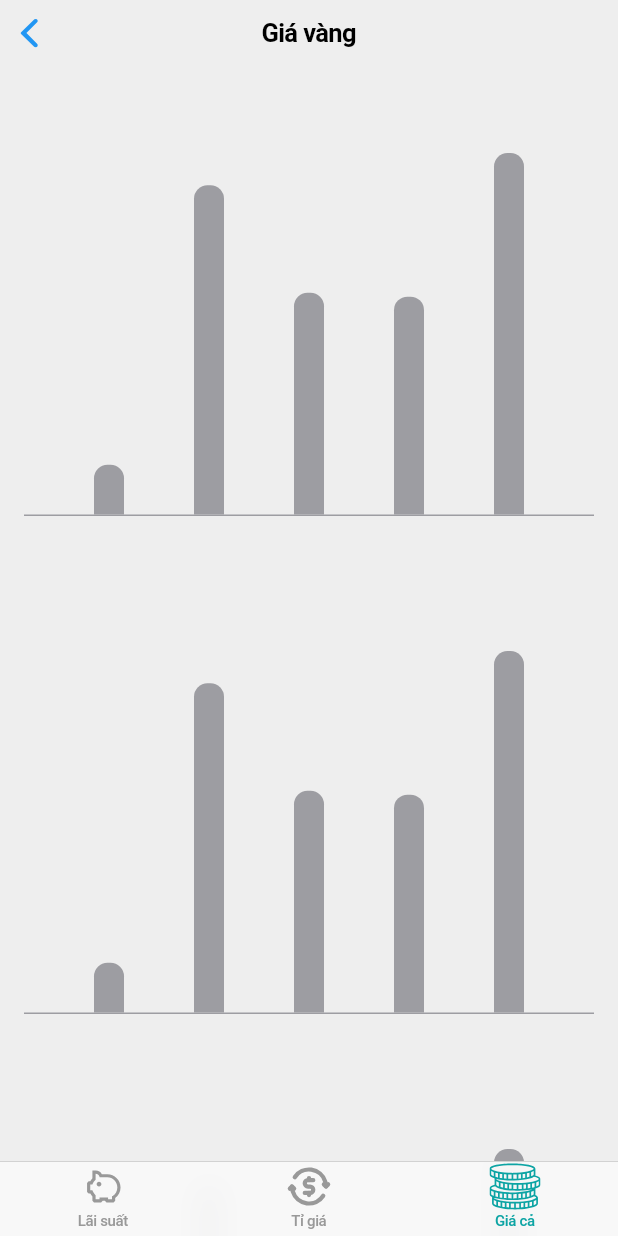
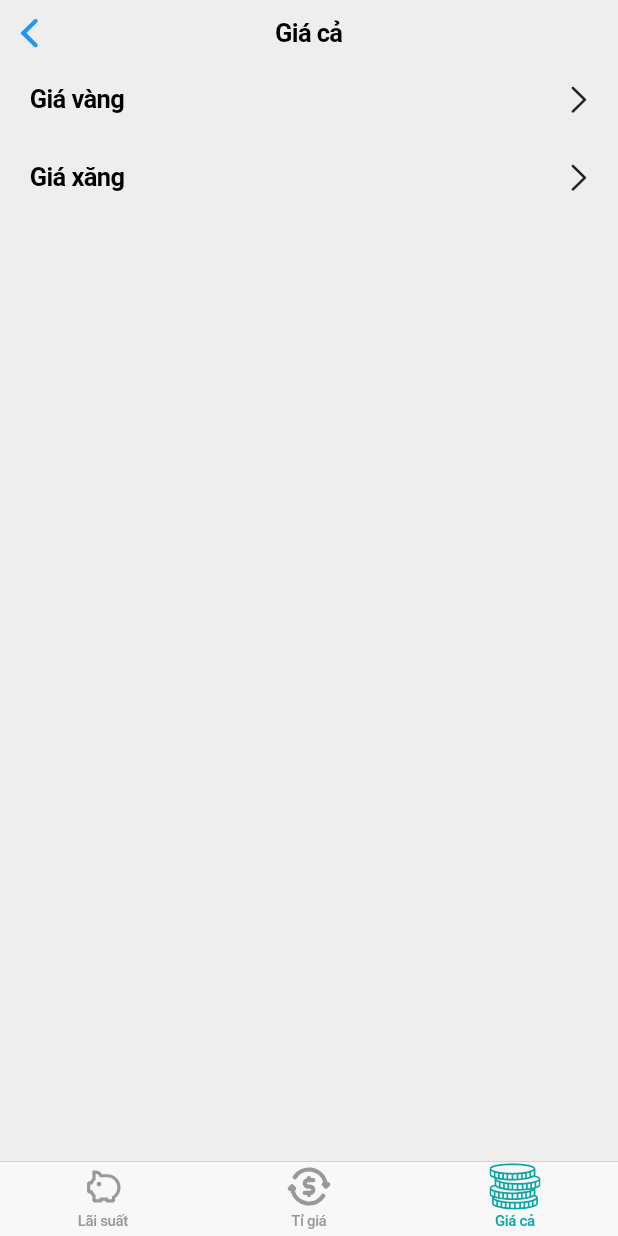
Before and after one commit to duyphuong5126/nono_finance, a Flutter app: the HomePageIOS screen opened directly, item 3 of the bottom bar chosen, on a phone screen of 412 x 824 dp. Run offline on Flutter 3.47's test engine with Material 2 defaults, Android fonts, the phone set to English and light mode, and no system bars; our stand-ins replace fl_chart, flutter_bloc, flutter_svg, freezed_annotation, google_fonts, syncfusion_flutter_charts and 1 more; generated files the repository leaves out were written again; network calls fail; statements that could not run were skipped.

Commit message:
Add Products page

```diff
--- /dev/null
+++ b/lib/domain/entity/product_type.dart
@@ -0,0 +1,4 @@
+enum ProductType {
+  gold,
+  gas,
+}
--- a/lib/home/home_page_android.dart
+++ b/lib/home/home_page_android.dart
@@ -4,7 +4,7 @@ import 'package:nono_finance/interest/interest_page_android.dart';
 import 'package:nono_finance/shared/colors.dart';
 import 'package:nono_finance/shared/widget/nono_icon.dart';
 
-import '../gold/gold_prices_page_android.dart';
+import '../products/products_page_android.dart';
 import '../shared/dimens.dart';
 
 class HomePageAndroid extends StatefulWidget {
@@ -27,7 +27,7 @@ class _HomePageState extends State<HomePageAndroid> {
         children: const [
           InterestPageAndroid(),
           CurrenciesPageAndroid(),
-          GoldPricesPageAndroid(),
+          ProductPageAndroid(),
         ],
       ),
       bottomNavigationBar: BottomNavigationBar(
--- a/lib/home/home_page_ios.dart
+++ b/lib/home/home_page_ios.dart
@@ -1,8 +1,8 @@
 import 'package:flutter/cupertino.dart';
 import 'package:nono_finance/currency/currencies_page_ios.dart';
 import 'package:nono_finance/interest/interest_page_ios.dart';
+import 'package:nono_finance/products/products_page_ios.dart';
 
-import '../gold/gold_prices_page_ios.dart';
 import '../shared/colors.dart';
 import '../shared/dimens.dart';
 import '../shared/widget/nono_icon.dart';
@@ -22,7 +22,7 @@ class _HomePageIOSState extends State<HomePageIOS> {
     const List<Widget> tabs = [
       InterestPageIOS(),
       CurrenciesPageIOS(),
-      GoldPricesPageIOS(),
+      ProductsPageIOS(),
     ];
 
     return CupertinoPageScaffold(
--- a/lib/nono_android_app.dart
+++ b/lib/nono_android_app.dart
@@ -2,6 +2,7 @@ import 'package:flutter/material.dart';
 import 'package:flutter/services.dart';
 import 'package:google_fonts/google_fonts.dart';
 import 'package:nono_finance/exchange/exchange_page_android.dart';
+import 'package:nono_finance/gold/gold_prices_page_android.dart';
 import 'package:nono_finance/home/home_page_android.dart';
 
 import 'crawler/finance_data_crawler.dart';
@@ -20,6 +21,8 @@ class NonoAndroidApp extends StatelessWidget {
           switch (settings.name) {
             case exchangeRoute:
               return const ExchangePageAndroid();
+            case goldPricesRoute:
+              return const GoldPricesPageAndroid();
             default:
               throw Exception('No route found for ${settings.name}');
           }
--- a/lib/nono_ios_app.dart
+++ b/lib/nono_ios_app.dart
@@ -1,5 +1,6 @@
 import 'package:flutter/cupertino.dart';
 import 'package:nono_finance/exchange/exchange_page_ios.dart';
+import 'package:nono_finance/gold/gold_prices_page_ios.dart';
 
 import 'crawler/finance_data_crawler.dart';
 import 'home/home_page_ios.dart';
@@ -17,6 +18,8 @@ class NonoIOSApp extends StatelessWidget {
           switch (settings.name) {
             case exchangeRoute:
               return const ExchangePageIOS();
+            case goldPricesRoute:
+              return const GoldPricesPageIOS();
             default:
               throw Exception('No route found for ${settings.name}');
           }
--- /dev/null
+++ b/lib/products/products_page_ios.dart
@@ -0,0 +1,55 @@
+import 'package:flutter/cupertino.dart';
+import 'package:nono_finance/shared/extension/data_ext.dart';
+
+import '../domain/entity/product_type.dart';
+import '../shared/constants.dart';
+import '../shared/dimens.dart';
+
+class ProductsPageIOS extends StatelessWidget {
+  const ProductsPageIOS({super.key});
+
+  @override
+  Widget build(BuildContext context) {
+    return const CupertinoPageScaffold(
+      navigationBar: CupertinoNavigationBar(
+        middle: Text('Giá cả'),
+      ),
+      child: _ProductList(),
+    );
+  }
+}
+
+class _ProductList extends StatelessWidget {
+  const _ProductList();
+
+  @override
+  Widget build(BuildContext context) {
+    final textTheme = CupertinoTheme.of(context).textTheme;
+    return ListView.separated(
+      physics: const BouncingScrollPhysics(),
+      itemBuilder: (context, index) {
+        final productType = ProductType.values[index];
+        return CupertinoListTile(
+          onTap: () {
+            switch (productType) {
+              case ProductType.gold:
+                Navigator.pushNamed(context, goldPricesRoute);
+                break;
+              case ProductType.gas:
+                break;
+            }
+          },
+          title: Text(
+            productType.label.capitalize(),
+            style: textTheme.navTitleTextStyle,
+          ),
+          trailing: const Icon(CupertinoIcons.chevron_right),
+        );
+      },
+      separatorBuilder: (context, index) {
+        return const SizedBox(height: spaceHalf);
+      },
+      itemCount: ProductType.values.length,
+    );
+  }
+}
--- a/lib/shared/constants.dart
+++ b/lib/shared/constants.dart
@@ -10,3 +10,4 @@ const currenciesCrawlingScriptKey = 'currencies_crawling_script';
 
 // Navigation
 const exchangeRoute = '/exchange';
+const goldPricesRoute = '/goldPrices';
--- a/lib/shared/extension/data_ext.dart
+++ b/lib/shared/extension/data_ext.dart
@@ -1,6 +1,13 @@
+import 'package:nono_finance/domain/entity/product_type.dart';
 import 'package:nono_finance/exchange/exchange_type.dart';
 
 import '../../interest/interest_type.dart';
+
+extension StringExtension on String {
+  String capitalize() {
+    return "${this[0].toUpperCase()}${substring(1).toLowerCase()}";
+  }
+}
 
 extension InterestTypeExt on InterestType {
   String get label => switch (this) {
@@ -17,3 +24,10 @@ extension ExchangeTypeExt on ExchangeType {
         ExchangeType.transactionType => 'Theo hình thức giao dịch',
       };
 }
+
+extension ProductTypeExt on ProductType {
+  String get label => switch (this) {
+        ProductType.gold => 'Giá vàng',
+        ProductType.gas => 'Giá xăng',
+      };
+}
```
Also changed, not shown: lib/products/products_page_android.dart (added, +55 -0 lines).
